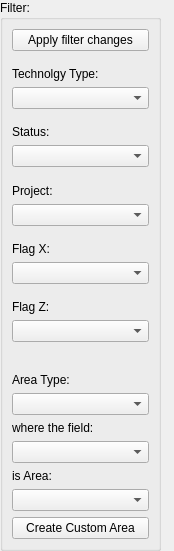
Old version of the form DataBase/Filter.ui in the repository brotherdust/qrap.
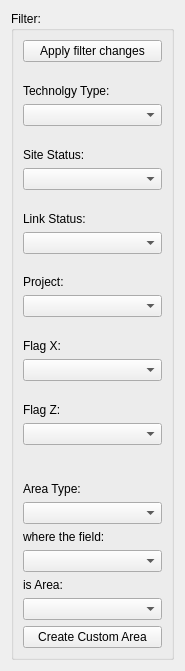
New version of the form.

```diff
--- a/DataBase/Filter.ui
+++ b/DataBase/Filter.ui
@@ -6,34 +6,28 @@
    <rect>
     <x>0</x>
     <y>0</y>
-    <width>174</width>
-    <height>551</height>
+    <width>180</width>
+    <height>671</height>
    </rect>
   </property>
   <property name="windowTitle">
    <string>Form</string>
   </property>
+  <layout class="QGridLayout" name="gridLayout">
+   <item row="0" column="0">
   <widget class="QGroupBox" name="groupBox">
-   <property name="geometry">
-    <rect>
-     <x>0</x>
-     <y>0</y>
-     <width>161</width>
-     <height>551</height>
-    </rect>
-   </property>
    <property name="title">
     <string>Filter:</string>
    </property>
-   <layout class="QVBoxLayout">
-    <item>
+     <layout class="QGridLayout" name="gridLayout_2">
+      <item row="0" column="0">
      <widget class="QPushButton" name="pushButtonApplyFilter">
       <property name="text">
        <string>Apply filter changes</string>
       </property>
      </widget>
     </item>
-    <item>
+      <item row="1" column="0">
      <spacer>
       <property name="orientation">
        <enum>Qt::Vertical</enum>
@@ -46,17 +40,17 @@
       </property>
      </spacer>
     </item>
-    <item>
+      <item row="2" column="0">
      <widget class="QLabel" name="labelTechType">
       <property name="text">
        <string>Technolgy Type:</string>
       </property>
      </widget>
     </item>
-    <item>
+      <item row="3" column="0">
      <widget class="QComboBox" name="comboBoxTechType"/>
     </item>
-    <item>
+      <item row="4" column="0">
      <spacer>
       <property name="orientation">
        <enum>Qt::Vertical</enum>
@@ -69,20 +63,20 @@
       </property>
      </spacer>
     </item>
-    <item>
+      <item row="5" column="0">
      <widget class="QLabel" name="labelStatus">
       <property name="text">
-       <string>Status:</string>
+         <string>Site Status:</string>
       </property>
       <property name="textInteractionFlags">
        <set>Qt::LinksAccessibleByMouse</set>
       </property>
      </widget>
     </item>
-    <item>
+      <item row="6" column="0">
      <widget class="QComboBox" name="comboBoxStatus"/>
     </item>
-    <item>
+      <item row="7" column="0">
      <spacer>
       <property name="orientation">
        <enum>Qt::Vertical</enum>
@@ -95,17 +89,43 @@
       </property>
      </spacer>
     </item>
-    <item>
+      <item row="8" column="0">
+       <widget class="QLabel" name="labelLinkStatus">
+        <property name="text">
+         <string>Link Status:</string>
+        </property>
+        <property name="textInteractionFlags">
+         <set>Qt::LinksAccessibleByMouse</set>
+        </property>
+       </widget>
+      </item>
+      <item row="9" column="0">
+       <widget class="QComboBox" name="comboBoxLinkStatus"/>
+      </item>
+      <item row="10" column="0">
+       <spacer name="spacer">
+        <property name="orientation">
+         <enum>Qt::Vertical</enum>
+        </property>
+        <property name="sizeHint" stdset="0">
+         <size>
+          <width>139</width>
+          <height>16</height>
+         </size>
+        </property>
+       </spacer>
+      </item>
+      <item row="11" column="0">
      <widget class="QLabel" name="labelProject">
       <property name="text">
        <string>Project:</string>
       </property>
      </widget>
     </item>
-    <item>
+      <item row="12" column="0">
      <widget class="QComboBox" name="comboBoxProject"/>
     </item>
-    <item>
+      <item row="13" column="0">
      <spacer>
       <property name="orientation">
        <enum>Qt::Vertical</enum>
@@ -118,17 +138,17 @@
       </property>
      </spacer>
     </item>
-    <item>
+      <item row="14" column="0">
      <widget class="QLabel" name="labelFlagX">
       <property name="text">
        <string>Flag X:</string>
       </property>
      </widget>
     </item>
-    <item>
+      <item row="15" column="0">
      <widget class="QComboBox" name="comboBoxFlagX"/>
     </item>
-    <item>
+      <item row="16" column="0">
      <spacer>
       <property name="orientation">
        <enum>Qt::Vertical</enum>
@@ -141,17 +161,17 @@
       </property>
      </spacer>
     </item>
-    <item>
+      <item row="17" column="0">
      <widget class="QLabel" name="labelFlagZ">
       <property name="text">
        <string>Flag Z:</string>
       </property>
      </widget>
     </item>
-    <item>
+      <item row="18" column="0">
      <widget class="QComboBox" name="comboBoxFlagZ"/>
     </item>
-    <item>
+      <item row="19" column="0">
      <spacer>
       <property name="orientation">
        <enum>Qt::Vertical</enum>
@@ -164,37 +184,37 @@
       </property>
      </spacer>
     </item>
-    <item>
+      <item row="20" column="0">
      <widget class="QLabel" name="labelAreaType">
       <property name="text">
        <string>Area Type:</string>
       </property>
      </widget>
     </item>
-    <item>
+      <item row="21" column="0">
      <widget class="QComboBox" name="comboBoxAreaType"/>
     </item>
-    <item>
+      <item row="22" column="0">
      <widget class="QLabel" name="labelWhere">
       <property name="text">
        <string>where the field:</string>
       </property>
      </widget>
     </item>
-    <item>
+      <item row="23" column="0">
      <widget class="QComboBox" name="comboBoxField"/>
     </item>
-    <item>
+      <item row="24" column="0">
      <widget class="QLabel" name="labelArea">
       <property name="text">
        <string>is Area:</string>
       </property>
      </widget>
     </item>
-    <item>
+      <item row="25" column="0">
      <widget class="QComboBox" name="comboBoxArea"/>
     </item>
-    <item>
+      <item row="26" column="0">
      <widget class="QPushButton" name="pushButtonCreateArea">
       <property name="text">
        <string>Create Custom Area</string>
@@ -203,6 +223,8 @@
     </item>
    </layout>
   </widget>
+   </item>
+  </layout>
   <action name="actionOnApply">
    <property name="text">
     <string>onApply</string>
```
Lines whose indentation alone changed are shown as unchanged.
